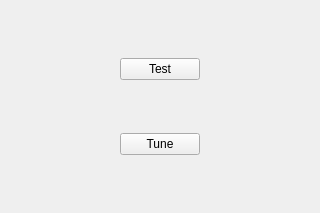
This is cbcui/ui/Motors.ui in kipr/cbc as Qt 5 draws it before an edit. The edited form follows.
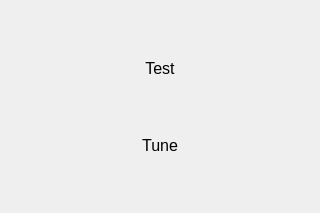
This is the edited form. Icons and pictures are not drawn.

What changed in the file:
```diff
--- a/cbcui/ui/Motors.ui
+++ b/cbcui/ui/Motors.ui
@@ -13,13 +13,13 @@
   <property name="windowTitle">
    <string>Form</string>
   </property>
-  <layout class="QHBoxLayout" name="horizontalLayout">
+  <layout class="QHBoxLayout" >
    <item>
-    <spacer name="horizontalSpacer">
-     <property name="orientation">
+    <spacer>
+     <property name="orientation" >
       <enum>Qt::Horizontal</enum>
      </property>
-     <property name="sizeHint" stdset="0">
+     <property name="sizeHint" >
       <size>
        <width>104</width>
        <height>20</height>
@@ -28,13 +28,13 @@
     </spacer>
    </item>
    <item>
-    <layout class="QVBoxLayout" name="verticalLayout">
+    <layout class="QVBoxLayout" >
      <item>
-      <spacer name="verticalSpacer">
-       <property name="orientation">
+      <spacer>
+       <property name="orientation" >
         <enum>Qt::Vertical</enum>
        </property>
-       <property name="sizeHint" stdset="0">
+       <property name="sizeHint" >
         <size>
          <width>20</width>
          <height>40</height>
@@ -43,18 +43,44 @@
       </spacer>
      </item>
      <item>
-      <widget class="QPushButton" name="ui_testButton">
-       <property name="text">
+      <widget class="QPushButton" name="ui_testButton" >
+       <property name="minimumSize" >
+        <size>
+         <width>80</width>
+         <height>30</height>
+        </size>
+       </property>
+       <property name="maximumSize" >
+        <size>
+         <width>80</width>
+         <height>30</height>
+        </size>
+       </property>
+       <property name="styleSheet" >
+        <string>QPushButton{
+border:0px;
+background-image:url(:/actions/rivet80x30L.png);
+color:black;
+font-size:12pt;
+}
+QPushButton:pressed{
+border:0px;
+background-image:url(:/actions/rivet80x30D.png);
+color:white;
+font-size:12pt;
+}</string>
+       </property>
+       <property name="text" >
         <string>Test</string>
        </property>
       </widget>
      </item>
      <item>
-      <spacer name="verticalSpacer_2">
-       <property name="orientation">
+      <spacer>
+       <property name="orientation" >
         <enum>Qt::Vertical</enum>
        </property>
-       <property name="sizeHint" stdset="0">
+       <property name="sizeHint" >
         <size>
          <width>20</width>
          <height>40</height>
@@ -63,18 +89,44 @@
       </spacer>
      </item>
      <item>
-      <widget class="QPushButton" name="ui_tuneButton">
-       <property name="text">
+      <widget class="QPushButton" name="ui_tuneButton" >
+       <property name="minimumSize" >
+        <size>
+         <width>80</width>
+         <height>30</height>
+        </size>
+       </property>
+       <property name="maximumSize" >
+        <size>
+         <width>80</width>
+         <height>30</height>
+        </size>
+       </property>
+       <property name="styleSheet" >
+        <string>QPushButton{
+border:0px;
+background-image:url(:/actions/rivet80x30L.png);
+color:black;
+font-size:12pt;
+}
+QPushButton:pressed{
+border:0px;
+background-image:url(:/actions/rivet80x30D.png);
+color:white;
+font-size:12pt;
+}</string>
+       </property>
+       <property name="text" >
         <string>Tune</string>
        </property>
       </widget>
      </item>
      <item>
-      <spacer name="verticalSpacer_3">
-       <property name="orientation">
+      <spacer>
+       <property name="orientation" >
         <enum>Qt::Vertical</enum>
        </property>
-       <property name="sizeHint" stdset="0">
+       <property name="sizeHint" >
         <size>
          <width>20</width>
          <height>40</height>
@@ -85,11 +137,11 @@
     </layout>
    </item>
    <item>
-    <spacer name="horizontalSpacer_2">
-     <property name="orientation">
+    <spacer>
+     <property name="orientation" >
       <enum>Qt::Horizontal</enum>
      </property>
-     <property name="sizeHint" stdset="0">
+     <property name="sizeHint" >
       <size>
        <width>103</width>
        <height>20</height>
```
Left out of the diff: 9 changed lines with no effect on the pictures.
